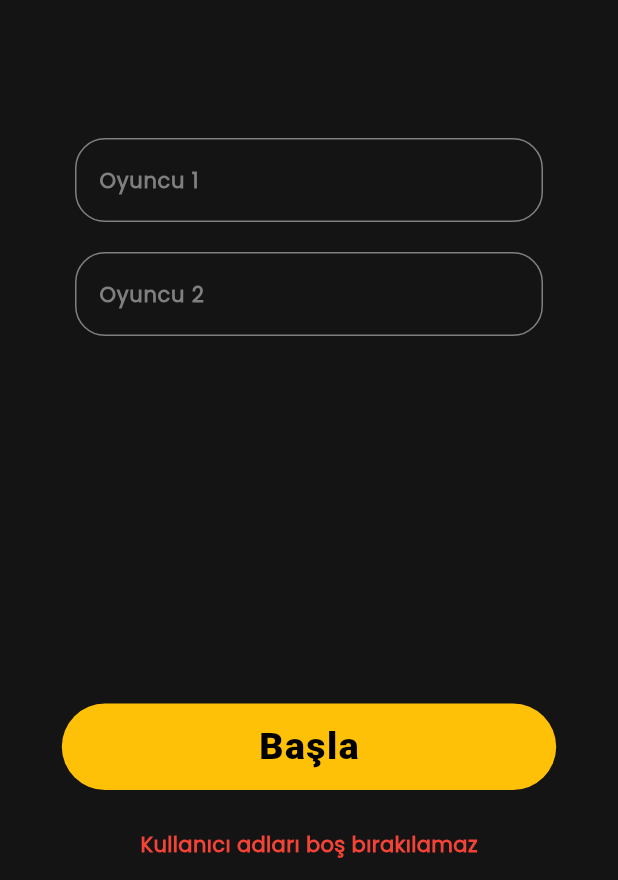
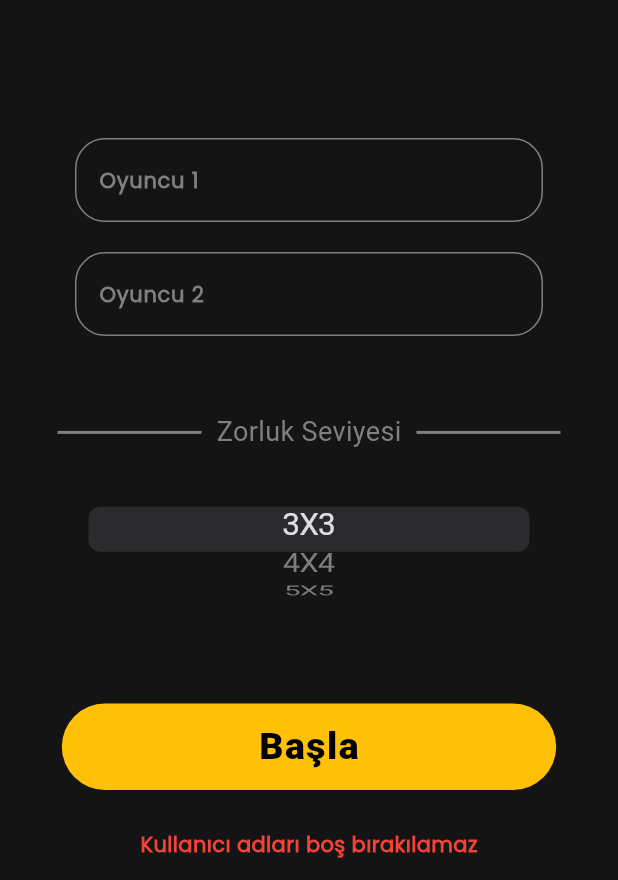
Before and after one commit to esatozkan/Tic-Tac-Toe, a Flutter app: the screen it shows after launch, after a tap on "Başla", on a phone screen of 412 x 824 dp, the part 356-1236 px from its top. Run offline on Flutter 3.47's test engine with Material 3 defaults, Android fonts, the phone set to English and light mode, and no system bars; our stand-ins replace hive_flutter; accounts and stored records are empty; Roboto replaces fonts that are missing (carterOne).

```diff
--- a/lib/data/constants/constants.dart
+++ b/lib/data/constants/constants.dart
@@ -21,3 +21,5 @@ ThemeData darkMode = ThemeData(
 );
 
 Color wrongColor = Colors.red;
+
+int difficultyLevel=0;
--- a/lib/main.dart
+++ b/lib/main.dart
@@ -1,10 +1,13 @@
 import 'package:flutter/material.dart';
+import 'package:hive_flutter/hive_flutter.dart';
 import 'package:tic_tac_toe/ui/providers/text_field_provider.dart';
 import 'package:tic_tac_toe/ui/providers/theme_provider.dart';
 import 'ui/views/screens/sign_in_screen.dart';
 import 'package:provider/provider.dart';
 
-void main() {
+void main() async {
+  await Hive.initFlutter();
+  await Hive.openBox("theme");
   runApp(
     MultiProvider(
       providers: [
--- a/lib/ui/providers/theme_provider.dart
+++ b/lib/ui/providers/theme_provider.dart
@@ -1,8 +1,12 @@
 import 'package:flutter/material.dart';
+import 'package:hive_flutter/hive_flutter.dart';
 import 'package:tic_tac_toe/data/constants/constants.dart';
 
 class ThemeProvider extends ChangeNotifier {
-  ThemeData themeData = darkMode;
+  ThemeData themeData = Hive.box("theme").get("themeData") == "darkMode" ||
+          Hive.box("theme").get("themeData") == null
+      ? darkMode
+      : lightMode;
 
   ThemeData get getThemeData => themeData;
 
@@ -19,5 +23,6 @@ class ThemeProvider extends ChangeNotifier {
       themeData = lightMode;
       notifyListeners();
     }
+    Hive.box("theme").put("themeData", themeData.toString());
   }
 }
--- a/lib/ui/views/screens/sign_in_screen.dart
+++ b/lib/ui/views/screens/sign_in_screen.dart
@@ -1,3 +1,4 @@
+import 'package:flutter/cupertino.dart';
 import 'package:flutter/material.dart';
 import 'package:provider/provider.dart';
 import 'package:tic_tac_toe/data/constants/constants.dart';
@@ -100,6 +101,49 @@ class _SignInScreenState extends State<SignInScreen> {
                   textEditingController: player2Controller,
                   focusNode: player2FocusNode,
                 ),
+                SizedBox(height: height / 20),
+                Row(
+                  mainAxisAlignment: MainAxisAlignment.center,
+                  children: [
+                    Container(
+                      color: Theme.of(context).colorScheme.secondary,
+                      height: 2,
+                      width: (MediaQuery.of(context).size.width / 2) - 110,
+                    ),
+                    Padding(
+                      padding: const EdgeInsets.symmetric(horizontal: 10),
+                      child: Text(
+                        "Zorluk Seviyesi",
+                        style: TextStyle(
+                            fontSize: 18,
+                            color: Theme.of(context).colorScheme.secondary),
+                      ),
+                    ),
+                    Container(
+                      color: Theme.of(context).colorScheme.secondary,
+                      height: 2,
+                      width: (MediaQuery.of(context).size.width / 2) - 110,
+                    ),
+                  ],
+                ),
+                SizedBox(
+                  height: height / 8,
+                  width: width - 100,
+                  child: CupertinoPicker(
+                    backgroundColor: Colors.transparent,
+                    itemExtent: 30,
+                    scrollController:
+                        FixedExtentScrollController(initialItem: 0),
+                    onSelectedItemChanged: (int value) {
+                      difficultyLevel = value;
+                    },
+                    children: const [
+                      Text("3X3"),
+                      Text("4X4"),
+                      Text("5X5"),
+                    ],
+                  ),
+                ),
               ],
             ),
           )),
--- a/pubspec.yaml
+++ b/pubspec.yaml
@@ -35,6 +35,7 @@ dependencies:
   # Use with the CupertinoIcons class for iOS style icons.
   cupertino_icons: ^1.0.6
   provider: ^6.1.2
+  hive_flutter: ^1.1.0
 
 dev_dependencies:
   flutter_test:
```
Also changed, not shown: pubspec.lock, 10 other files.
